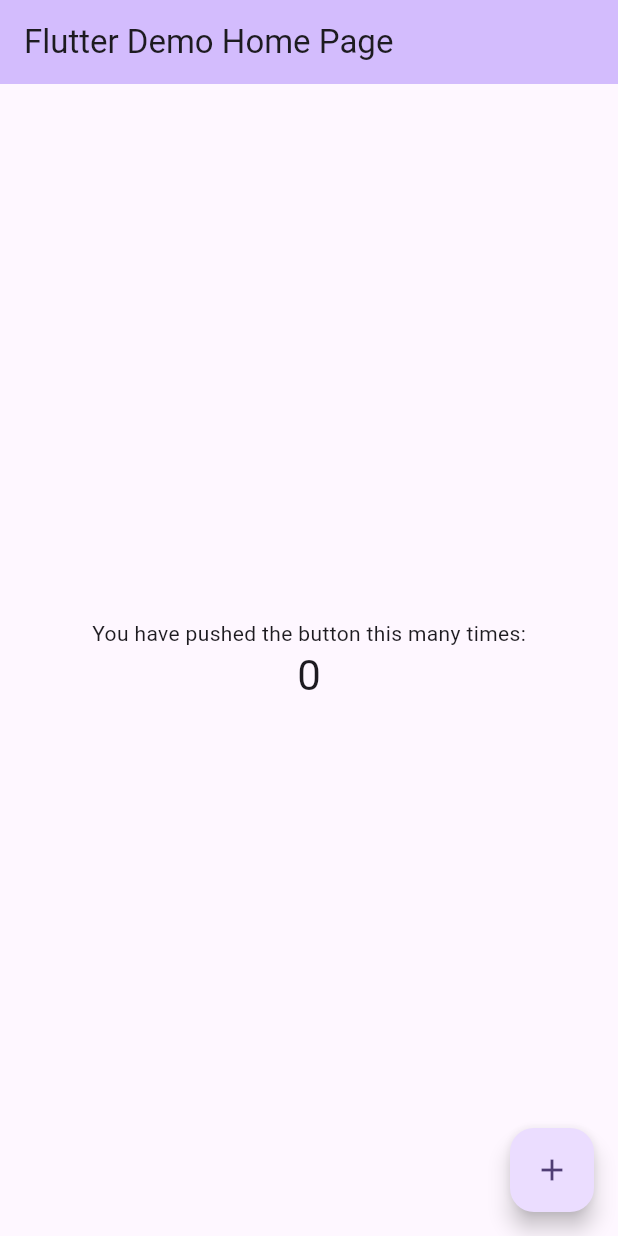
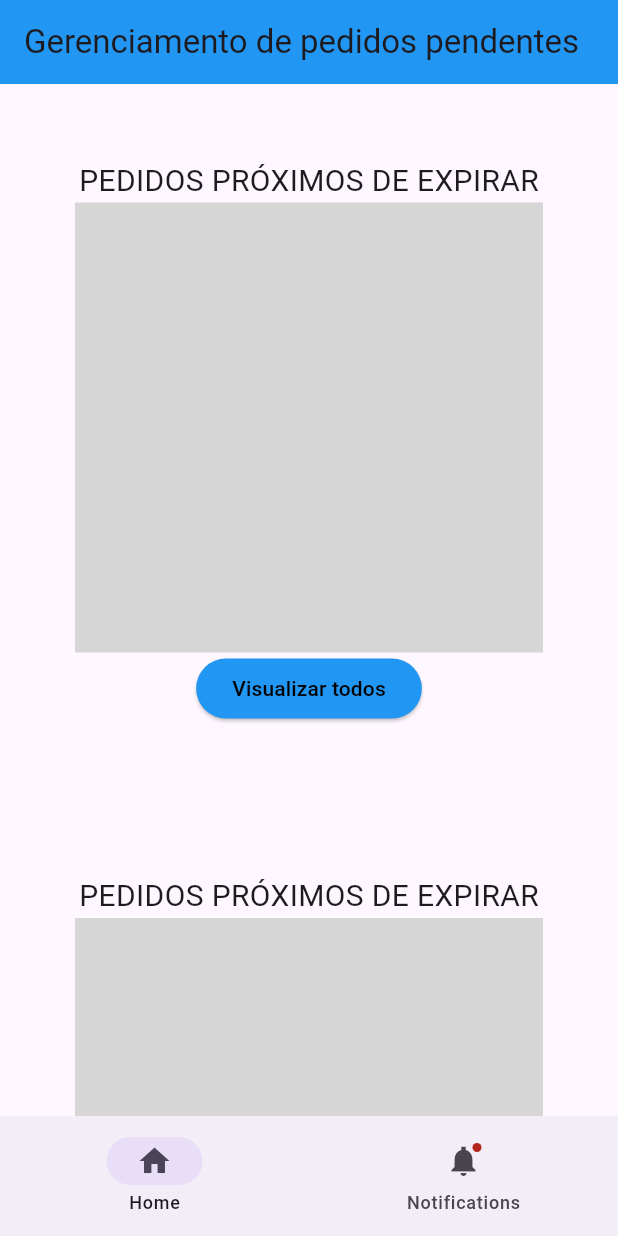
Before and after one commit to renanjava/gerenciador-pedidos, a Flutter app: the screen it shows after launch, on a phone screen of 412 x 824 dp. Run offline on Flutter 3.47's test engine with Material 3 defaults, Android fonts, the light colour scheme and no system bars.

Commit message:
esboço home page

```diff
--- a/mobile/lib/main.dart
+++ b/mobile/lib/main.dart
@@ -1,125 +1,6 @@
 import 'package:flutter/material.dart';
+import 'package:gerenciador_pedidos/screens/home.dart';
 
 void main() {
-  runApp(const MyApp());
+  runApp(const Home());
 }
-
-class MyApp extends StatelessWidget {
-  const MyApp({super.key});
-
-  // This widget is the root of your application.
-  @override
-  Widget build(BuildContext context) {
-    return MaterialApp(
-      title: 'Flutter Demo',
-      theme: ThemeData(
-        // This is the theme of your application.
-        //
-        // TRY THIS: Try running your application with "flutter run". You'll see
-        // the application has a purple toolbar. Then, without quitting the app,
-        // try changing the seedColor in the colorScheme below to Colors.green
-        // and then invoke "hot reload" (save your changes or press the "hot
-        // reload" button in a Flutter-supported IDE, or press "r" if you used
-        // the command line to start the app).
-        //
-        // Notice that the counter didn't reset back to zero; the application
-        // state is not lost during the reload. To reset the state, use hot
-        // restart instead.
-        //
-        // This works for code too, not just values: Most code changes can be
-        // tested with just a hot reload.
-        colorScheme: ColorScheme.fromSeed(seedColor: Colors.deepPurple),
-        useMaterial3: true,
-      ),
-      home: const MyHomePage(title: 'Flutter Demo Home Page'),
-    );
-  }
-}
-
-class MyHomePage extends StatefulWidget {
-  const MyHomePage({super.key, required this.title});
-
-  // This widget is the home page of your application. It is stateful, meaning
-  // that it has a State object (defined below) that contains fields that affect
-  // how it looks.
-
-  // This class is the configuration for the state. It holds the values (in this
-  // case the title) provided by the parent (in this case the App widget) and
-  // used by the build method of the State. Fields in a Widget subclass are
-  // always marked "final".
-
-  final String title;
-
-  @override
-  State<MyHomePage> createState() => _MyHomePageState();
-}
-
-class _MyHomePageState extends State<MyHomePage> {
-  int _counter = 0;
-
-  void _incrementCounter() {
-    setState(() {
-      // This call to setState tells the Flutter framework that something has
-      // changed in this State, which causes it to rerun the build method below
-      // so that the display can reflect the updated values. If we changed
-      // _counter without calling setState(), then the build method would not be
-      // called again, and so nothing would appear to happen.
-      _counter++;
-    });
-  }
-
-  @override
-  Widget build(BuildContext context) {
-    // This method is rerun every time setState is called, for instance as done
-    // by the _incrementCounter method above.
-    //
-    // The Flutter framework has been optimized to make rerunning build methods
-    // fast, so that you can just rebuild anything that needs updating rather
-    // than having to individually change instances of widgets.
-    return Scaffold(
-      appBar: AppBar(
-        // TRY THIS: Try changing the color here to a specific color (to
-        // Colors.amber, perhaps?) and trigger a hot reload to see the AppBar
-        // change color while the other colors stay the same.
-        backgroundColor: Theme.of(context).colorScheme.inversePrimary,
-        // Here we take the value from the MyHomePage object that was created by
-        // the App.build method, and use it to set our appbar title.
-        title: Text(widget.title),
-      ),
-      body: Center(
-        // Center is a layout widget. It takes a single child and positions it
-        // in the middle of the parent.
-        child: Column(
-          // Column is also a layout widget. It takes a list of children and
-          // arranges them vertically. By default, it sizes itself to fit its
-          // children horizontally, and tries to be as tall as its parent.
-          //
-          // Column has various properties to control how it sizes itself and
-          // how it positions its children. Here we use mainAxisAlignment to
-          // center the children vertically; the main axis here is the vertical
-          // axis because Columns are vertical (the cross axis would be
-          // horizontal).
-          //
-          // TRY THIS: Invoke "debug painting" (choose the "Toggle Debug Paint"
-          // action in the IDE, or press "p" in the console), to see the
-          // wireframe for each widget.
-          mainAxisAlignment: MainAxisAlignment.center,
-          children: <Widget>[
-            const Text(
-              'You have pushed the button this many times:',
-            ),
-            Text(
-              '$_counter',
-              style: Theme.of(context).textTheme.headlineMedium,
-            ),
-          ],
-        ),
-      ),
-      floatingActionButton: FloatingActionButton(
-        onPressed: _incrementCounter,
-        tooltip: 'Increment',
-        child: const Icon(Icons.add),
-      ), // This trailing comma makes auto-formatting nicer for build methods.
-    );
-  }
-}
--- /dev/null
+++ b/mobile/lib/screens/home.dart
@@ -0,0 +1,126 @@
+import 'package:flutter/material.dart';
+
+const pageTitle = 'Gerenciamento de pedidos pendentes';
+
+class Home extends StatelessWidget {
+  const Home({super.key});
+
+  @override
+  Widget build(BuildContext context) {
+    return MaterialApp(
+      home: Scaffold(
+        appBar: AppBar(
+          title: const Text(pageTitle),
+          backgroundColor: Colors.blue,
+        ),
+        body: ListView(
+          children: [
+            Padding(
+              padding: const EdgeInsets.all(50),
+              child: Column(
+                children: [
+                  const Text(
+                    'PEDIDOS PRÓXIMOS DE EXPIRAR',
+                    style: TextStyle(fontSize: 20),
+                  ),
+                  Container(
+                    height: 300,
+                    width: 700,
+                    color: Colors.grey[350],
+                    child: const Center(
+                      child: Row(
+                        children: [
+                          Card(),
+                        ],
+                      ),
+                    ),
+                  ),
+                  ElevatedButton(
+                    onPressed: () {},
+                    style: const ButtonStyle(
+                        backgroundColor: WidgetStatePropertyAll(Colors.blue)),
+                    child: const Text('Visualizar todos',
+                        style: TextStyle(color: Colors.black)),
+                  )
+                ],
+              ),
+            ),
+            Padding(
+              padding: const EdgeInsets.all(50),
+              child: Column(
+                children: [
+                  const Text(
+                    'PEDIDOS PRÓXIMOS DE EXPIRAR',
+                    style: TextStyle(fontSize: 20),
+                  ),
+                  Container(
+                    height: 300,
+                    width: 700,
+                    color: Colors.grey[350],
+                    child: const Center(
+                      child: Row(
+                        children: [
+                          Card(),
+                        ],
+                      ),
+                    ),
+                  ),
+                  ElevatedButton(
+                    onPressed: () {},
+                    style: const ButtonStyle(
+                        backgroundColor: WidgetStatePropertyAll(Colors.blue)),
+                    child: const Text('Visualizar todos',
+                        style: TextStyle(color: Colors.black)),
+                  )
+                ],
+              ),
+            ),
+            Padding(
+              padding: const EdgeInsets.all(50),
+              child: Column(
+                children: [
+                  const Text(
+                    'PEDIDOS PRÓXIMOS DE EXPIRAR',
+                    style: TextStyle(fontSize: 20),
+                  ),
+                  Container(
+                    height: 300,
+                    width: 700,
+                    color: Colors.grey[350],
+                    child: const Center(
+                      child: Row(
+                        children: [
+                          Card(),
+                        ],
+                      ),
+                    ),
+                  ),
+                  ElevatedButton(
+                    onPressed: () {},
+                    style: const ButtonStyle(
+                        backgroundColor: WidgetStatePropertyAll(Colors.blue)),
+                    child: const Text('Visualizar todos',
+                        style: TextStyle(color: Colors.black)),
+                  )
+                ],
+              ),
+            ),
+          ],
+        ),
+        bottomNavigationBar: NavigationBar(
+          destinations: const[
+            NavigationDestination(
+              selectedIcon: Icon(Icons.home),
+              icon: Icon(Icons.home_outlined),
+              label: 'Home',
+            ),
+            NavigationDestination(
+              icon: Badge(child: Icon(Icons.notifications_sharp)),
+              label: 'Notifications',
+            ),
+          ],
+        ),
+      ),
+    );
+  }
+}
```
Also changed, not shown: mobile/lib/screens/example.dart (deleted).
